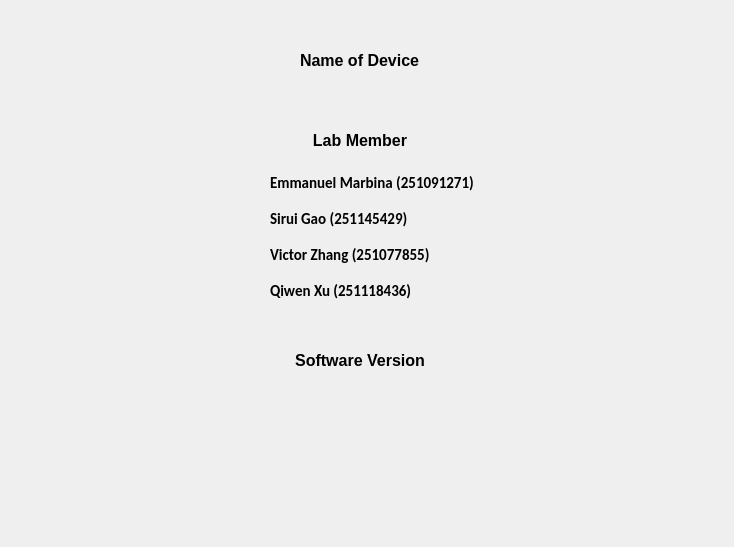
First picture: the form in software/testing/CV/combined-UI/ui/informationui.ui, repository Capstone-2024/OS-Handheld-CNC, before the edit.
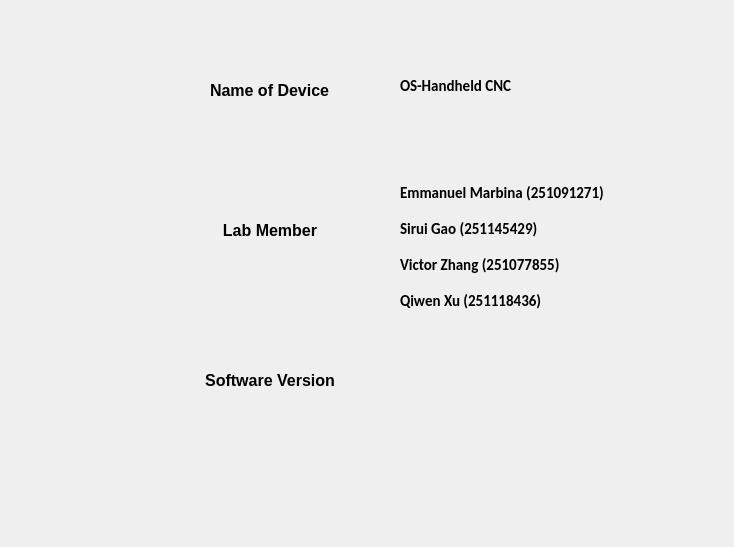
Second picture: the form after the edit.

What changed in the file:
```diff
--- a/software/testing/CV/combined-UI/ui/informationui.ui
+++ b/software/testing/CV/combined-UI/ui/informationui.ui
@@ -16,8 +16,8 @@
   <widget class="QLabel" name="label">
    <property name="geometry">
     <rect>
-     <x>300</x>
-     <y>40</y>
+     <x>210</x>
+     <y>70</y>
      <width>200</width>
      <height>41</height>
     </rect>
@@ -40,8 +40,8 @@
   <widget class="QLabel" name="label_2">
    <property name="geometry">
     <rect>
-     <x>260</x>
-     <y>120</y>
+     <x>170</x>
+     <y>210</y>
      <width>200</width>
      <height>41</height>
     </rect>
@@ -64,8 +64,8 @@
   <widget class="QLabel" name="label_3">
    <property name="geometry">
     <rect>
-     <x>260</x>
-     <y>340</y>
+     <x>170</x>
+     <y>360</y>
      <width>200</width>
      <height>41</height>
     </rect>
@@ -88,8 +88,8 @@
   <widget class="QLabel" name="label_4">
    <property name="geometry">
     <rect>
-     <x>270</x>
-     <y>170</y>
+     <x>400</x>
+     <y>180</y>
      <width>211</width>
      <height>151</height>
     </rect>
@@ -114,6 +114,27 @@
 </string>
    </property>
   </widget>
+  <widget class="QLabel" name="label_5">
+   <property name="geometry">
+    <rect>
+     <x>400</x>
+     <y>70</y>
+     <width>141</width>
+     <height>31</height>
+    </rect>
+   </property>
+   <property name="font">
+    <font>
+     <family>Calibri</family>
+     <pointsize>11</pointsize>
+     <weight>75</weight>
+     <bold>true</bold>
+    </font>
+   </property>
+   <property name="text">
+    <string>OS-Handheld CNC</string>
+   </property>
+  </widget>
  </widget>
  <resources/>
  <connections/>
```
